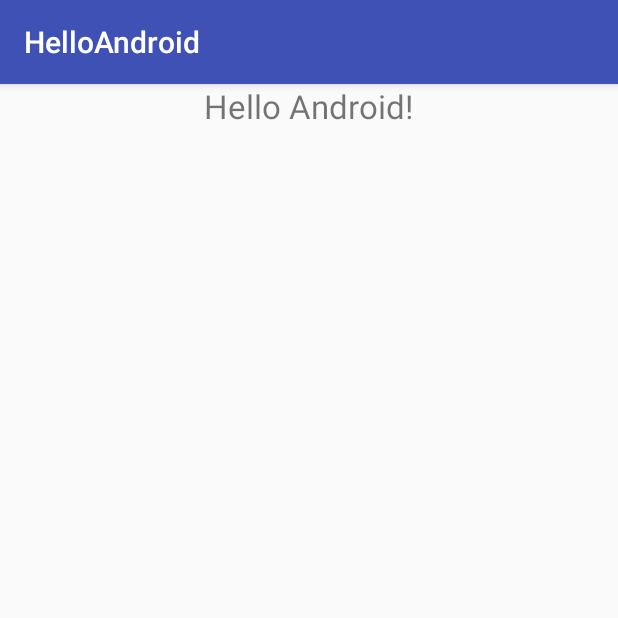
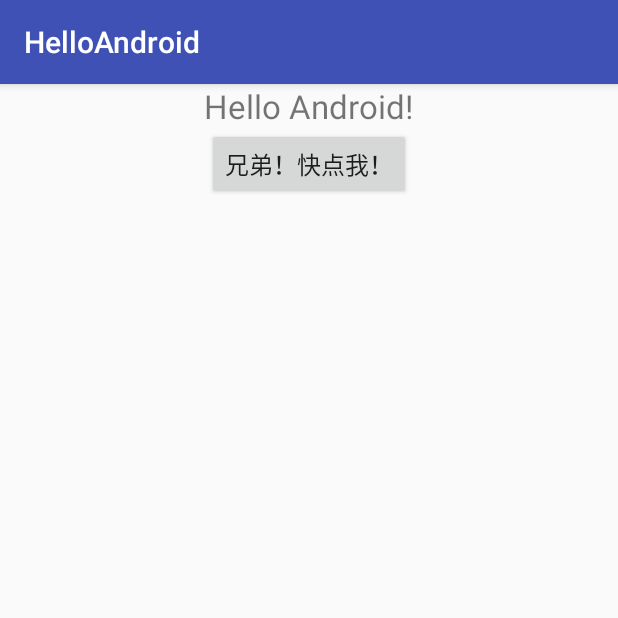
Before and after one commit to PlenKuing/HelloAndroid, an Android app: the screen it shows after launch (MainActivity), on a phone screen of 412 x 824 dp, the top half of it. Run offline under Robolectric (Android 15) with nearby library versions, the phone set to English and light mode, and no system bars.

Commit message:
添加了一个按钮

```diff
--- a/app/src/main/res/layout/activity_main.xml
+++ b/app/src/main/res/layout/activity_main.xml
@@ -5,7 +5,8 @@
     android:layout_width="match_parent"
     android:layout_height="match_parent"
     tools:context="com.example.plenkuing.helloandroid.MainActivity"
-    android:gravity="center_horizontal">
+    android:gravity="center_horizontal"
+    android:orientation="vertical">
 
     <TextView
         android:layout_width="wrap_content"
@@ -13,5 +14,11 @@
         android:text="Hello Android!"
         android:layout_gravity="center_horizontal"
         android:textSize="22dp"/>
+    <Button
+        android:layout_width="wrap_content"
+        android:layout_height="wrap_content"
+        android:text="兄弟！快点我！"
+        android:textSize="16dp"
+        android:layout_gravity="center_horizontal"/>
 
 </LinearLayout>
```
